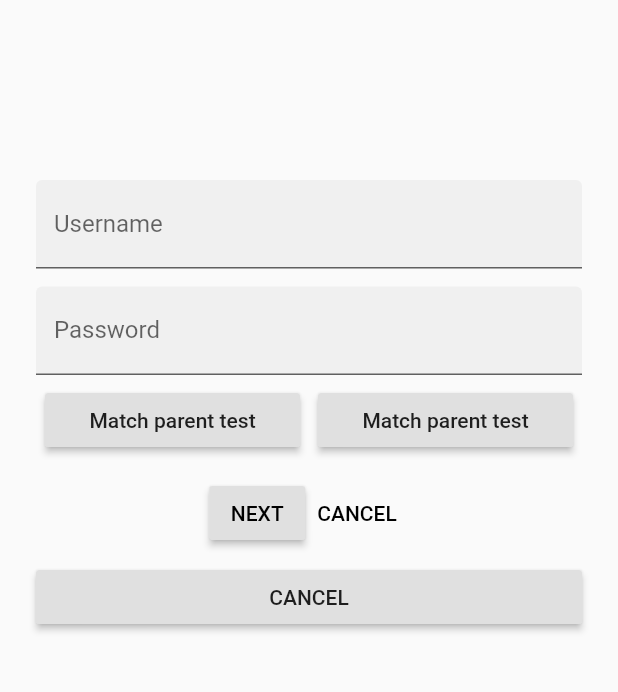
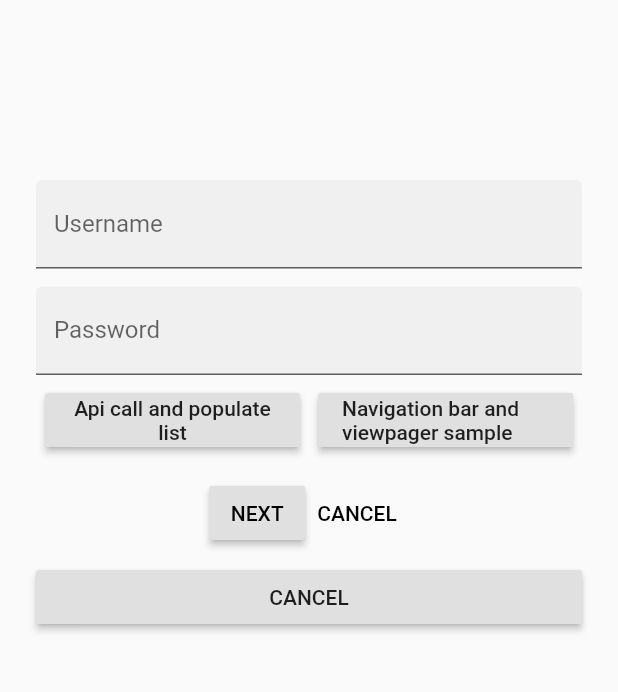
Before and after one commit to emreakcan/flutter-easy-examples, a Flutter app: the screen it shows after launch, on a phone screen of 412 x 824 dp, the part 219-911 px from its top. Run offline on Flutter 3.47's test engine with Material 2 defaults, Android fonts, the phone set to English and light mode, and no system bars.

Commit message:
ui changes

```diff
--- a/lib/detail.dart
+++ b/lib/detail.dart
@@ -25,7 +25,7 @@ class _DetailPageState extends State<DetailPage> {
 
     return Scaffold(
         body: Column(
-      children: [
+          children: [
         Container(
           color: Colors.red,
           width: 600,
--- a/lib/login.dart
+++ b/lib/login.dart
@@ -8,6 +8,7 @@ class LoginPage extends StatefulWidget {
 class _LoginPageState extends State<LoginPage> {
   final _usernameController = TextEditingController();
   final _passwordController = TextEditingController();
+  int number = 0;
 
   @override
   Widget build(BuildContext context) {
@@ -41,7 +42,6 @@ class _LoginPageState extends State<LoginPage> {
               ),
               obscureText: true,
             ),
-
             Row(
               mainAxisAlignment: MainAxisAlignment.center,
               children: <Widget>[
@@ -50,8 +50,10 @@ class _LoginPageState extends State<LoginPage> {
                   child: Container(
                     margin: EdgeInsets.all(6),
                     child: RaisedButton(
-                      child: Text('Match parent test'),
+                      child: Text('Api call and populate list', textAlign: TextAlign.center),
                       onPressed: () {
+                        number *= 444;
+                        _usernameController.text = number.toString();
                       },
                     ),
                   ),
@@ -61,15 +63,13 @@ class _LoginPageState extends State<LoginPage> {
                   child: Container(
                     margin: EdgeInsets.all(6),
                     child: RaisedButton(
-                        child: Text('Match parent test'),
-                        onPressed: () {
-                        },
+                      child: Text('Navigation bar and viewpager sample'),
+                      onPressed: () {},
                     ),
                   ),
                 ),
               ],
             ),
-
             ButtonBar(
               alignment: MainAxisAlignment.center,
               mainAxisSize: MainAxisSize.max,
@@ -88,7 +88,6 @@ class _LoginPageState extends State<LoginPage> {
                       onPressed: () {
                         _usernameController.clear();
                         _passwordController.clear();
-
 
                         Navigator.pushNamed(context, '/detail');
                       },
@@ -117,5 +116,3 @@ class _LoginPageState extends State<LoginPage> {
     );
   }
 }
-
-// TODO: Add AccentColorOverride (103)
```
Also changed, not shown: lib/home.dart (+10 -2 lines). Lines whose indentation alone changed are shown as unchanged.
